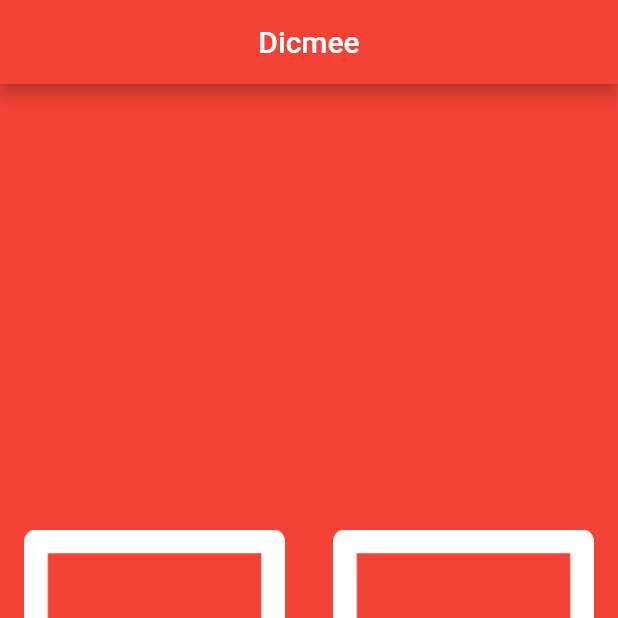
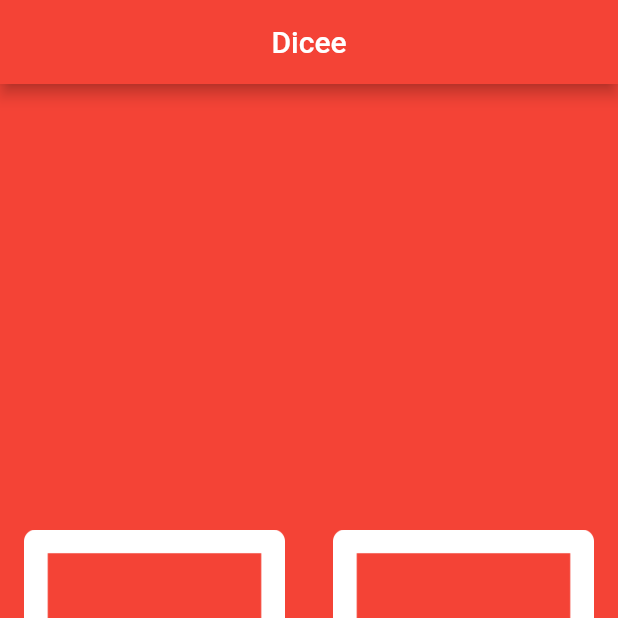
Before and after one commit to rossolason/App-Brewery-Flutter-Course-Projects, a Flutter app: the screen it shows after launch, on a phone screen of 412 x 824 dp, the top half of it. Run offline on Flutter 3.47's test engine with Material 2 defaults, Android fonts, the phone set to English and light mode, and no system bars.

Commit message:
Name_Fix

```diff
--- a/dicee/lib/main.dart
+++ b/dicee/lib/main.dart
@@ -7,7 +7,7 @@ void main() {
     backgroundColor: Colors.red,
     appBar: AppBar(
       centerTitle: true,
-      title: const Text('Dicmee'),
+      title: const Text('Dicee'),
       backgroundColor: Colors.red,
     ),
     body: DicePage(),
```
